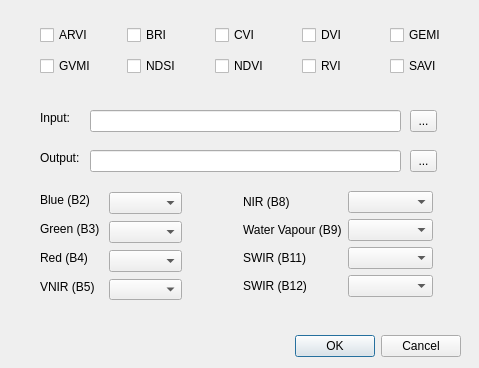
VeronikaH98/bc, file index_calculator_dialog_base.ui: the form before one commit.
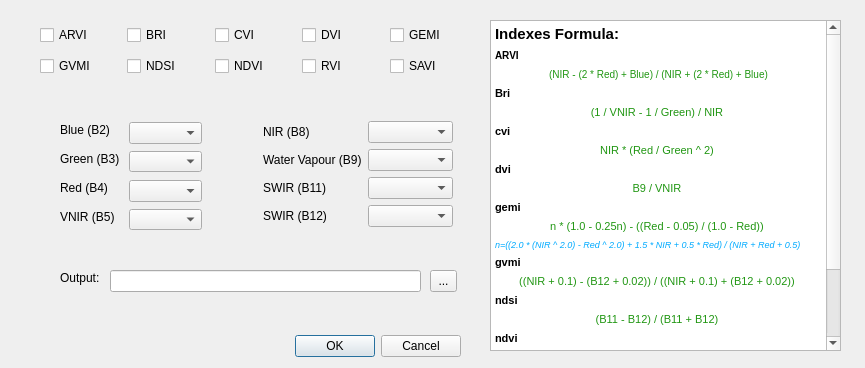
The form after the commit.

```diff
--- a/index_calculator_dialog_base.ui
+++ b/index_calculator_dialog_base.ui
@@ -6,13 +6,31 @@
    <rect>
     <x>0</x>
     <y>0</y>
-    <width>479</width>
+    <width>865</width>
     <height>368</height>
    </rect>
   </property>
+  <property name="minimumSize">
+   <size>
+    <width>865</width>
+    <height>368</height>
+   </size>
+  </property>
+  <property name="maximumSize">
+   <size>
+    <width>865</width>
+    <height>368</height>
+   </size>
+  </property>
+  <property name="mouseTracking">
+   <bool>false</bool>
+  </property>
   <property name="windowTitle">
    <string>Index Calculator</string>
   </property>
+  <property name="sizeGripEnabled">
+   <bool>false</bool>
+  </property>
   <widget class="QDialogButtonBox" name="button_box">
    <property name="geometry">
     <rect>
@@ -32,8 +50,8 @@
   <widget class="QComboBox" name="cmb_blue">
    <property name="geometry">
     <rect>
-     <x>109</x>
-     <y>192</y>
+     <x>129</x>
+     <y>122</y>
      <width>73</width>
      <height>22</height>
     </rect>
@@ -42,41 +60,28 @@
   <widget class="QComboBox" name="cmb_green">
    <property name="geometry">
     <rect>
-     <x>109</x>
-     <y>221</y>
+     <x>129</x>
+     <y>151</y>
      <width>73</width>
-     <height>22</height>
+     <height>21</height>
     </rect>
    </property>
   </widget>
   <widget class="QComboBox" name="cmb_red">
    <property name="geometry">
     <rect>
-     <x>109</x>
-     <y>250</y>
+     <x>129</x>
+     <y>180</y>
      <width>73</width>
      <height>22</height>
     </rect>
    </property>
   </widget>
-  <widget class="QLabel" name="label_4">
-   <property name="geometry">
-    <rect>
-     <x>40</x>
-     <y>110</y>
-     <width>55</width>
-     <height>16</height>
-    </rect>
-   </property>
-   <property name="text">
-    <string>Input:</string>
-   </property>
-  </widget>
   <widget class="QLabel" name="label_5">
    <property name="geometry">
     <rect>
-     <x>40</x>
-     <y>150</y>
+     <x>60</x>
+     <y>270</y>
      <width>55</width>
      <height>16</height>
     </rect>
@@ -85,44 +90,21 @@
     <string>Output:</string>
    </property>
   </widget>
-  <widget class="QLineEdit" name="le_input">
-   <property name="geometry">
-    <rect>
-     <x>90</x>
-     <y>110</y>
-     <width>311</width>
-     <height>22</height>
-    </rect>
-   </property>
-  </widget>
   <widget class="QLineEdit" name="le_output">
    <property name="geometry">
     <rect>
-     <x>90</x>
-     <y>150</y>
+     <x>110</x>
+     <y>270</y>
      <width>311</width>
      <height>22</height>
     </rect>
    </property>
   </widget>
-  <widget class="QToolButton" name="tb_input">
-   <property name="geometry">
-    <rect>
-     <x>410</x>
-     <y>110</y>
-     <width>27</width>
-     <height>22</height>
-    </rect>
-   </property>
-   <property name="text">
-    <string>...</string>
-   </property>
-  </widget>
   <widget class="QToolButton" name="tb_output">
    <property name="geometry">
     <rect>
-     <x>410</x>
-     <y>150</y>
+     <x>430</x>
+     <y>270</y>
      <width>27</width>
      <height>22</height>
     </rect>
@@ -216,8 +198,8 @@
   <widget class="QComboBox" name="cmb_vnir">
    <property name="geometry">
     <rect>
-     <x>109</x>
-     <y>279</y>
+     <x>129</x>
+     <y>209</y>
      <width>73</width>
      <height>21</height>
     </rect>
@@ -226,8 +208,8 @@
   <widget class="QWidget" name="layoutWidget">
    <property name="geometry">
     <rect>
-     <x>243</x>
-     <y>191</y>
+     <x>263</x>
+     <y>121</y>
      <width>190</width>
      <height>111</height>
     </rect>
@@ -278,8 +260,8 @@
   <widget class="QLabel" name="label_7">
    <property name="geometry">
     <rect>
-     <x>40</x>
-     <y>279</y>
+     <x>60</x>
+     <y>209</y>
      <width>56</width>
      <height>16</height>
     </rect>
@@ -291,8 +273,8 @@
   <widget class="QLabel" name="label">
    <property name="geometry">
     <rect>
-     <x>40</x>
-     <y>192</y>
+     <x>60</x>
+     <y>122</y>
      <width>52</width>
      <height>16</height>
     </rect>
@@ -304,8 +286,8 @@
   <widget class="QLabel" name="label_2">
    <property name="geometry">
     <rect>
-     <x>40</x>
-     <y>221</y>
+     <x>60</x>
+     <y>151</y>
      <width>62</width>
      <height>16</height>
     </rect>
@@ -317,8 +299,8 @@
   <widget class="QLabel" name="label_3">
    <property name="geometry">
     <rect>
-     <x>40</x>
-     <y>250</y>
+     <x>60</x>
+     <y>180</y>
      <width>50</width>
      <height>16</height>
     </rect>
@@ -327,6 +309,44 @@
     <string>Red (B4)</string>
    </property>
   </widget>
+  <widget class="QTextBrowser" name="textBrowser">
+   <property name="geometry">
+    <rect>
+     <x>490</x>
+     <y>20</y>
+     <width>351</width>
+     <height>331</height>
+    </rect>
+   </property>
+   <property name="html">
+    <string>&lt;!DOCTYPE HTML PUBLIC &quot;-//W3C//DTD HTML 4.0//EN&quot; &quot;http://www.w3.org/TR/REC-html40/strict.dtd&quot;&gt;
+&lt;html&gt;&lt;head&gt;&lt;meta name=&quot;qrichtext&quot; content=&quot;1&quot; /&gt;&lt;style type=&quot;text/css&quot;&gt;
+p, li { white-space: pre-wrap; }
+&lt;/style&gt;&lt;/head&gt;&lt;body style=&quot; font-family:'MS Shell Dlg 2'; font-size:7.8pt; font-weight:400; font-style:normal;&quot;&gt;
+&lt;p style=&quot; margin-top:0px; margin-bottom:6px; margin-left:0px; margin-right:0px; -qt-block-indent:0; text-indent:0px;&quot;&gt;&lt;span style=&quot; font-size:11pt; font-weight:600;&quot;&gt;Indexes Formula:&lt;/span&gt;&lt;/p&gt;
+&lt;p style=&quot; margin-top:0px; margin-bottom:6px; margin-left:0px; margin-right:0px; -qt-block-indent:0; text-indent:0px;&quot;&gt;&lt;span style=&quot; font-weight:600;&quot;&gt;ARVI &lt;/span&gt;&lt;/p&gt;
+&lt;p align=&quot;center&quot; style=&quot; margin-top:0px; margin-bottom:6px; margin-left:0px; margin-right:0px; -qt-block-indent:0; text-indent:0px;&quot;&gt;&lt;span style=&quot; color:#209612;&quot;&gt;(NIR - (2 * Red) + Blue) / (NIR + (2 * Red) + Blue)&lt;/span&gt;&lt;/p&gt;
+&lt;p style=&quot; margin-top:0px; margin-bottom:6px; margin-left:0px; margin-right:0px; -qt-block-indent:0; text-indent:0px;&quot;&gt;&lt;span style=&quot; font-size:8pt; font-weight:600; text-transform:uppercase;&quot;&gt;Bri&lt;/span&gt;&lt;span style=&quot; font-size:8pt; font-weight:600;&quot;&gt; &lt;/span&gt;&lt;/p&gt;
+&lt;p align=&quot;center&quot; style=&quot; margin-top:0px; margin-bottom:6px; margin-left:0px; margin-right:0px; -qt-block-indent:0; text-indent:0px;&quot;&gt;&lt;span style=&quot; font-size:8pt; color:#209612;&quot;&gt;(1 / VNIR - 1 / Green) / NIR &lt;/span&gt;&lt;/p&gt;
+&lt;p style=&quot; margin-top:0px; margin-bottom:6px; margin-left:0px; margin-right:0px; -qt-block-indent:0; text-indent:0px;&quot;&gt;&lt;span style=&quot; font-size:8pt; font-weight:600; text-transform:uppercase;&quot;&gt;cvi&lt;/span&gt;&lt;span style=&quot; font-size:8pt; font-weight:600;&quot;&gt; &lt;/span&gt;&lt;/p&gt;
+&lt;p align=&quot;center&quot; style=&quot; margin-top:0px; margin-bottom:6px; margin-left:0px; margin-right:0px; -qt-block-indent:0; text-indent:0px;&quot;&gt;&lt;span style=&quot; font-size:8pt; color:#209612;&quot;&gt;NIR * (Red / Green ^ 2) &lt;/span&gt;&lt;/p&gt;
+&lt;p style=&quot; margin-top:0px; margin-bottom:6px; margin-left:0px; margin-right:0px; -qt-block-indent:0; text-indent:0px;&quot;&gt;&lt;span style=&quot; font-size:8pt; font-weight:600; text-transform:uppercase;&quot;&gt;dvi&lt;/span&gt;&lt;span style=&quot; font-size:8pt; font-weight:600;&quot;&gt; &lt;/span&gt;&lt;/p&gt;
+&lt;p align=&quot;center&quot; style=&quot; margin-top:0px; margin-bottom:6px; margin-left:0px; margin-right:0px; -qt-block-indent:0; text-indent:0px;&quot;&gt;&lt;span style=&quot; font-size:8pt; color:#209612;&quot;&gt;B9 / VNIR &lt;/span&gt;&lt;/p&gt;
+&lt;p style=&quot; margin-top:0px; margin-bottom:6px; margin-left:0px; margin-right:0px; -qt-block-indent:0; text-indent:0px;&quot;&gt;&lt;span style=&quot; font-size:8pt; font-weight:600; text-transform:uppercase;&quot;&gt;gemi&lt;/span&gt;&lt;span style=&quot; font-size:8pt; font-weight:600;&quot;&gt; &lt;/span&gt;&lt;/p&gt;
+&lt;p align=&quot;center&quot; style=&quot; margin-top:0px; margin-bottom:6px; margin-left:0px; margin-right:0px; -qt-block-indent:0; text-indent:0px;&quot;&gt;&lt;span style=&quot; font-size:8pt; color:#209612;&quot;&gt;n * (1.0 - 0.25n) - ((Red - 0.05) / (1.0 - Red)) &lt;/span&gt;&lt;/p&gt;
+&lt;p style=&quot; margin-top:0px; margin-bottom:6px; margin-left:0px; margin-right:0px; -qt-block-indent:0; text-indent:0px;&quot;&gt;&lt;span style=&quot; font-size:7pt; font-style:italic; color:#00aaff;&quot;&gt;n=((2.0 * (NIR ^ 2.0) - Red ^ 2.0) + 1.5 * NIR + 0.5 * Red) / (NIR + Red + 0.5)&lt;/span&gt;&lt;/p&gt;
+&lt;p style=&quot; margin-top:0px; margin-bottom:6px; margin-left:0px; margin-right:0px; -qt-block-indent:0; text-indent:0px;&quot;&gt;&lt;span style=&quot; font-size:8pt; font-weight:600; text-transform:uppercase;&quot;&gt;gvmi&lt;/span&gt;&lt;span style=&quot; font-size:8pt;&quot;&gt; &lt;/span&gt;&lt;/p&gt;
+&lt;p align=&quot;center&quot; style=&quot; margin-top:0px; margin-bottom:6px; margin-left:0px; margin-right:0px; -qt-block-indent:0; text-indent:0px;&quot;&gt;&lt;span style=&quot; font-size:8pt; color:#209612;&quot;&gt;((NIR + 0.1) - (B12 + 0.02)) / ((NIR + 0.1) + (B12 + 0.02)) &lt;/span&gt;&lt;/p&gt;
+&lt;p style=&quot; margin-top:0px; margin-bottom:6px; margin-left:0px; margin-right:0px; -qt-block-indent:0; text-indent:0px;&quot;&gt;&lt;span style=&quot; font-size:8pt; font-weight:600; text-transform:uppercase;&quot;&gt;ndsi&lt;/span&gt;&lt;span style=&quot; font-size:8pt; font-weight:600;&quot;&gt; &lt;/span&gt;&lt;/p&gt;
+&lt;p align=&quot;center&quot; style=&quot; margin-top:0px; margin-bottom:6px; margin-left:0px; margin-right:0px; -qt-block-indent:0; text-indent:0px;&quot;&gt;&lt;span style=&quot; font-size:8pt; color:#209612;&quot;&gt;(B11 - B12) / (B11 + B12) &lt;/span&gt;&lt;/p&gt;
+&lt;p style=&quot; margin-top:0px; margin-bottom:6px; margin-left:0px; margin-right:0px; -qt-block-indent:0; text-indent:0px;&quot;&gt;&lt;span style=&quot; font-size:8pt; font-weight:600; text-transform:uppercase;&quot;&gt;ndvi&lt;/span&gt;&lt;span style=&quot; font-size:8pt; font-weight:600;&quot;&gt; &lt;/span&gt;&lt;/p&gt;
+&lt;p align=&quot;center&quot; style=&quot; margin-top:0px; margin-bottom:6px; margin-left:0px; margin-right:0px; -qt-block-indent:0; text-indent:0px;&quot;&gt;&lt;span style=&quot; font-size:8pt; color:#209612;&quot;&gt;(NIR - Red) / (NIR + Red) &lt;/span&gt;&lt;/p&gt;
+&lt;p style=&quot; margin-top:0px; margin-bottom:6px; margin-left:0px; margin-right:0px; -qt-block-indent:0; text-indent:0px;&quot;&gt;&lt;span style=&quot; font-size:8pt; font-weight:600; text-transform:uppercase;&quot;&gt;rvi&lt;/span&gt;&lt;span style=&quot; font-size:8pt;&quot;&gt; &lt;/span&gt;&lt;/p&gt;
+&lt;p align=&quot;center&quot; style=&quot; margin-top:0px; margin-bottom:6px; margin-left:0px; margin-right:0px; -qt-block-indent:0; text-indent:0px;&quot;&gt;&lt;span style=&quot; font-size:8pt; color:#209612;&quot;&gt;NIR / Red &lt;/span&gt;&lt;/p&gt;
+&lt;p style=&quot; margin-top:0px; margin-bottom:6px; margin-left:0px; margin-right:0px; -qt-block-indent:0; text-indent:0px;&quot;&gt;&lt;span style=&quot; font-size:8pt; font-weight:600; text-transform:uppercase;&quot;&gt;savi&lt;/span&gt;&lt;span style=&quot; font-size:8pt; font-weight:600;&quot;&gt; &lt;/span&gt;&lt;/p&gt;
+&lt;p align=&quot;center&quot; style=&quot; margin-top:0px; margin-bottom:6px; margin-left:0px; margin-right:0px; -qt-block-indent:0; text-indent:0px;&quot;&gt;&lt;span style=&quot; font-size:8pt; color:#209612;&quot;&gt;(NIR - Red) / (NIR + Red + 0,5) * (1 + 0,5)&lt;/span&gt;&lt;/p&gt;&lt;/body&gt;&lt;/html&gt;</string>
+   </property>
+  </widget>
  </widget>
  <resources/>
  <connections>
```
